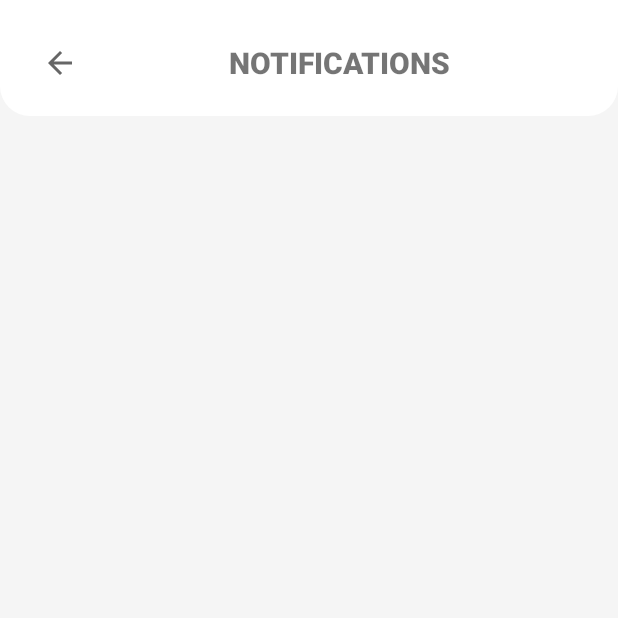
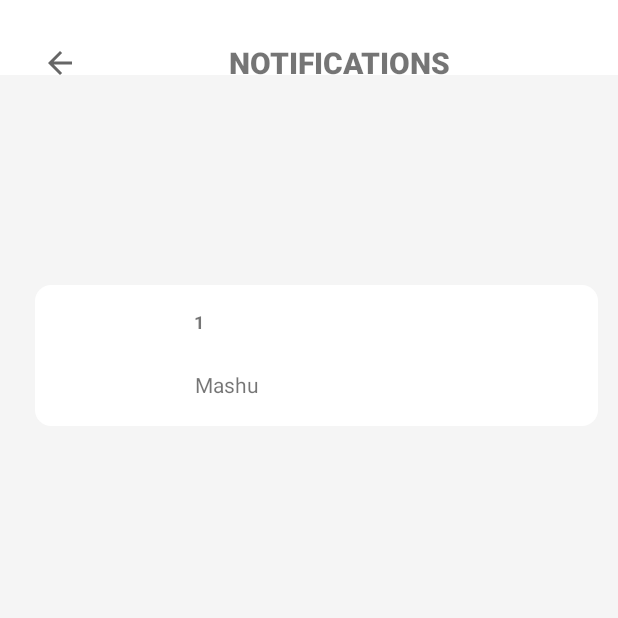
Before and after one commit to Marvrog/CommunityAid, an Android app: the screen it shows after launch (MainActivity), on a phone screen of 412 x 824 dp, the top half of it. Run offline under Robolectric (Android 15) with nearby library versions, the phone set to English and light mode, and no system bars.

Commit message:
Made Changes to some views and added some activities

```diff
--- a/app/src/main/java/com/prog/communityaid/CustomListAdapter.kt
+++ b/app/src/main/java/com/prog/communityaid/CustomListAdapter.kt
@@ -1,7 +1,35 @@
 package com.prog.communityaid
 
 import android.content.Context
+import android.view.LayoutInflater
+import android.view.View
+import android.view.ViewGroup
 import android.widget.ArrayAdapter
+import android.widget.BaseAdapter
+import android.widget.TextView
 
-class CustomListAdapter{
+
+class CustomListAdapter(private val context: Context, private val arrayList: java.util.ArrayList<MyData>) : BaseAdapter() {
+    private lateinit var notInfoHead: TextView
+    private lateinit var notInfoMsg: TextView
+    override fun getCount(): Int {
+        return arrayList.size
+    }
+    override fun getItem(position: Int): Any {
+        return position
+    }
+    override fun getItemId(position: Int): Long {
+        return position.toLong()
+    }
+    override fun getView(position: Int, convertView: View?, parent: ViewGroup): View? {
+        var convertView = convertView
+        convertView = LayoutInflater.from(context).inflate(R.layout.custom_notification_item, parent, false)
+        notInfoHead = convertView.findViewById(R.id.notInfoHead)
+        notInfoMsg = convertView.findViewById(R.id.notInfoMsg)
+        notInfoHead.text = " " + arrayList[position].num
+        notInfoMsg.text = arrayList[position].name
+        return convertView
+    }
 }
+
+class MyData(var num: Int, var name: String, var mobileNumber: String)
--- a/app/src/main/java/com/prog/communityaid/MainActivity.kt
+++ b/app/src/main/java/com/prog/communityaid/MainActivity.kt
@@ -10,6 +10,10 @@ import android.widget.Toast
 import com.google.android.material.bottomnavigation.BottomNavigationView
 
 class MainActivity : AppCompatActivity() {
+
+    var arrayList: ArrayList<MyData> = ArrayList()
+
+
     @SuppressLint("UseCompatLoadingForDrawables")
     override fun onCreate(savedInstanceState: Bundle?) {
         super.onCreate(savedInstanceState)
@@ -22,7 +26,11 @@ class MainActivity : AppCompatActivity() {
         val notList = findViewById<ListView>(R.id.notList)
 //        val inflater: LayoutInflater = LayoutInflater.from(this)
 //        inflater.inflate(R.layout.custom_notification_item,notList,false)
-        val adapter = ArrayAdapter<String>(this, R.layout.custom_notification_item,)
+        arrayList.add(MyData(1, " Mashu", "987576443"))
+        arrayList.add(MyData(2, " Azhar", "8787576768"))
+        arrayList.add(MyData(3, " Niyaz", "65757657657"))
+        val adapter = CustomListAdapter(this, arrayList)
+//        val adapter = ArrayAdapter<String>(this, R.layout.custom_notification_item,data)
         notList.adapter = adapter
 
         val bottomMenu = findViewById<BottomNavigationView>(R.id.bottom_menu)
--- a/app/src/main/res/layout/custom_notification_item.xml
+++ b/app/src/main/res/layout/custom_notification_item.xml
@@ -6,16 +6,16 @@
     android:background="@color/backgroundColor"
     android:layout_width="match_parent"
     android:layout_height="match_parent">
+
     <View
         android:id="@+id/view3"
         android:layout_width="375dp"
         android:layout_height="94dp"
-        android:layout_marginStart="16dp"
-        android:layout_marginLeft="16dp"
-        android:layout_marginTop="16dp"
+        android:layout_marginStart="32dp"
+        android:layout_marginLeft="32dp"
+        android:layout_marginTop="140dp"
         android:layout_marginEnd="20dp"
         android:layout_marginRight="20dp"
-        android:layout_marginBottom="12dp"
         android:background="@drawable/custom_edit_text"
         app:layout_constraintEnd_toEndOf="parent"
         app:layout_constraintStart_toStartOf="parent"
@@ -33,7 +33,7 @@
             tools:srcCompat="@android:drawable/ic_delete" />
 
         <TextView
-            android:id="@+id/textView2"
+            android:id="@+id/notInfoHead"
             android:layout_width="242dp"
             android:layout_height="37dp"
             android:layout_marginStart="30dp"
@@ -48,7 +48,7 @@
             app:layout_constraintTop_toTopOf="@+id/view3" />
 
         <TextView
-            android:id="@+id/textView5"
+            android:id="@+id/notInfoMsg"
             android:layout_width="242dp"
             android:layout_height="23dp"
             android:layout_marginStart="30dp"
@@ -57,7 +57,7 @@
             android:lines="1"
             android:text="lorem lorem lorem lorem lorem lorem lorem lorem "
             app:layout_constraintStart_toEndOf="@+id/imageView2"
-            app:layout_constraintTop_toBottomOf="@+id/textView2" />
+            app:layout_constraintTop_toBottomOf="@+id/notInfoHead" />
 
 
 </androidx.constraintlayout.widget.ConstraintLayout>
```
